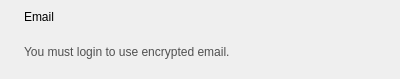
First picture: the form in src/leap/bitmask/gui/ui/mail_status.ui, repository leapcode/bitmask_client, before the edit.
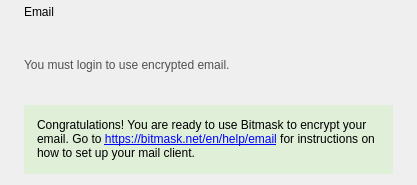
Second picture: the form after the edit. Icons and pictures are not drawn.

Commit message:
[feat] add ui message to help new mail users
Add a UI message for the user to know where to go next.
This message goes away after 60 seconds or right after a MUA logs in.

- Resolves: #7552

Patch:
```diff
--- a/src/leap/bitmask/gui/ui/mail_status.ui
+++ b/src/leap/bitmask/gui/ui/mail_status.ui
@@ -6,12 +6,12 @@
    <rect>
     <x>0</x>
     <y>0</y>
-    <width>400</width>
-    <height>79</height>
+    <width>417</width>
+    <height>185</height>
    </rect>
   </property>
   <property name="sizePolicy">
-   <sizepolicy hsizetype="Preferred" vsizetype="Fixed">
+   <sizepolicy hsizetype="Preferred" vsizetype="Minimum">
     <horstretch>0</horstretch>
     <verstretch>0</verstretch>
    </sizepolicy>
@@ -23,9 +23,9 @@
    <property name="topMargin">
     <number>0</number>
    </property>
-   <item row="0" column="1" rowspan="2">
+   <item row="0" column="0">
     <layout class="QGridLayout" name="gridLayout_3">
-     <item row="1" column="1">
+     <item row="0" column="2">
       <spacer name="horizontalSpacer_4">
        <property name="orientation">
         <enum>Qt::Horizontal</enum>
@@ -38,17 +38,20 @@
        </property>
       </spacer>
      </item>
-     <item row="2" column="0" colspan="3">
-      <widget class="QLabel" name="lblMailStatus">
-       <property name="styleSheet">
-        <string notr="true">color: rgb(80, 80, 80);</string>
+     <item row="0" column="1">
+      <widget class="QLabel" name="label_4">
+       <property name="sizePolicy">
+        <sizepolicy hsizetype="Preferred" vsizetype="Preferred">
+         <horstretch>0</horstretch>
+         <verstretch>0</verstretch>
+        </sizepolicy>
        </property>
        <property name="text">
-        <string>You must login to use encrypted email.</string>
+        <string>Email</string>
        </property>
       </widget>
      </item>
-     <item row="1" column="3">
+     <item row="0" column="4">
       <widget class="QLabel" name="lblMailStatusIcon">
        <property name="maximumSize">
         <size>
@@ -67,36 +70,46 @@
        </property>
       </widget>
      </item>
-     <item row="1" column="0">
-      <widget class="QLabel" name="label_4">
-       <property name="sizePolicy">
-        <sizepolicy hsizetype="Preferred" vsizetype="Preferred">
-         <horstretch>0</horstretch>
-         <verstretch>0</verstretch>
-        </sizepolicy>
+     <item row="3" column="1" colspan="2">
+      <widget class="QLabel" name="lblMailReadyHelp">
+       <property name="autoFillBackground">
+        <bool>false</bool>
+       </property>
+       <property name="styleSheet">
+        <string notr="true">background-color: #e0efd8;
+padding: 10px;</string>
+       </property>
+       <property name="frameShape">
+        <enum>QFrame::NoFrame</enum>
+       </property>
+       <property name="frameShadow">
+        <enum>QFrame::Plain</enum>
+       </property>
+       <property name="lineWidth">
+        <number>0</number>
        </property>
        <property name="text">
-        <string>Email</string>
+        <string>Congratulations! You are ready to use Bitmask to encrypt your email. Go to &lt;a href=&quot;https://bitmask.net/en/help/email&quot;&gt;https://bitmask.net/en/help/email&lt;/a&gt; for instructions on how to set up your mail client.</string>
+       </property>
+       <property name="textFormat">
+        <enum>Qt::AutoText</enum>
+       </property>
+       <property name="scaledContents">
+        <bool>false</bool>
+       </property>
+       <property name="alignment">
+        <set>Qt::AlignLeading|Qt::AlignLeft|Qt::AlignVCenter</set>
+       </property>
+       <property name="wordWrap">
+        <bool>true</bool>
+       </property>
+       <property name="margin">
+        <number>0</number>
+       </property>
+       <property name="indent">
+        <number>-1</number>
        </property>
       </widget>
-     </item>
-     <item row="0" column="0">
-      <spacer name="verticalSpacer">
-       <property name="orientation">
-        <enum>Qt::Vertical</enum>
-       </property>
-       <property name="sizeType">
-        <enum>QSizePolicy::Fixed</enum>
-       </property>
-       <property name="sizeHint" stdset="0">
-        <size>
-         <width>0</width>
-         <height>5</height>
-        </size>
-       </property>
-      </spacer>
-     </item>
-    </layout>
    </item>
    <item row="0" column="0">
     <widget class="QLabel" name="label">
@@ -107,6 +120,18 @@
       <pixmap resource="../../../../../data/resources/icons.qrc">:/images/black/32/email.png</pixmap>
      </property>
     </widget>
+     </item>
+     <item row="2" column="1" colspan="2">
+      <widget class="QLabel" name="lblMailStatus">
+       <property name="styleSheet">
+        <string notr="true">color: rgb(80, 80, 80);</string>
+       </property>
+       <property name="text">
+        <string>You must login to use encrypted email.</string>
+       </property>
+      </widget>
+     </item>
+    </layout>
    </item>
   </layout>
  </widget>
```
Lines whose indentation alone changed are shown as unchanged. The commit also changes 2 other files.
